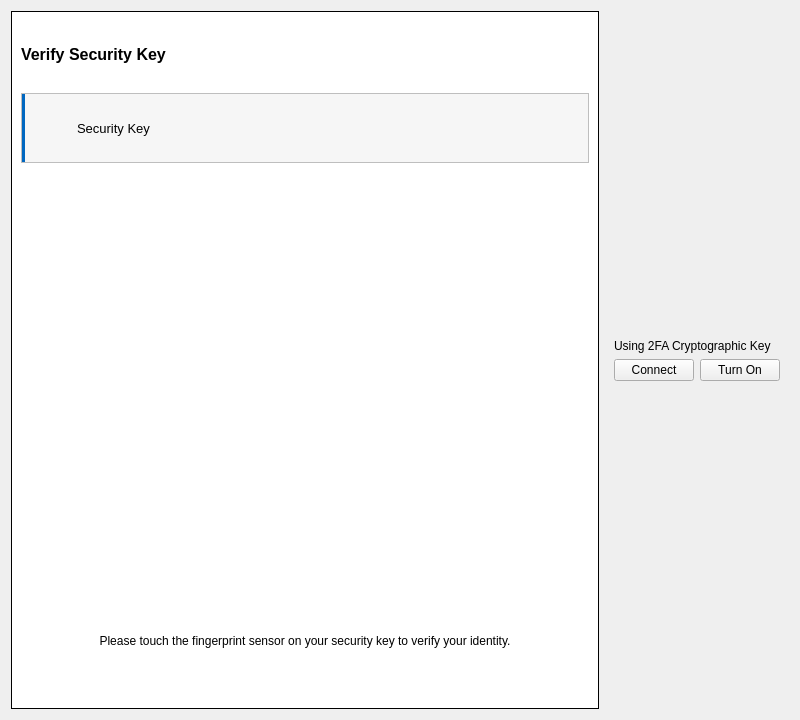
First picture: the form in src/views/authenticate_views/twofa_key_view.ui, repository devforgely/MFA-Simulator, before the edit.
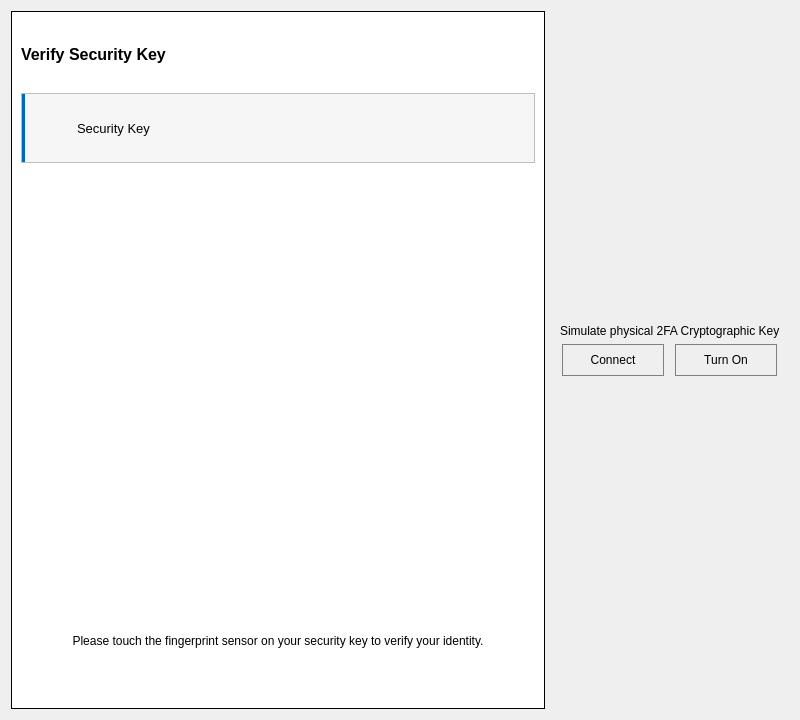
Second picture: the form after the edit. Icons and pictures are not drawn. Custom widgets are drawn as their Qt base class.

```diff
--- a/src/views/authenticate_views/twofa_key_view.ui
+++ b/src/views/authenticate_views/twofa_key_view.ui
@@ -28,6 +28,12 @@
 #key_select_frame {
 	background-color: #f6f6f6;
 	border-left: 4px solid #0067c0;
+}
+
+#key_frame QPushButton {
+	border: 1px solid gray;
+	height: 30px;
+	width: 100px;
 }</string>
   </property>
   <layout class="QHBoxLayout" name="horizontalLayout">
@@ -174,14 +180,20 @@
       <item>
        <widget class="QLabel" name="label_2">
         <property name="text">
-         <string>Using 2FA Cryptographic Key</string>
+         <string>Simulate physical 2FA Cryptographic Key</string>
         </property>
        </widget>
       </item>
       <item>
        <layout class="QHBoxLayout" name="horizontalLayout_3">
-        <item>
+        <item alignment="Qt::AlignHCenter">
          <widget class="QPushButton" name="connect_btn">
+          <property name="sizePolicy">
+           <sizepolicy hsizetype="Minimum" vsizetype="Fixed">
+            <horstretch>0</horstretch>
+            <verstretch>0</verstretch>
+           </sizepolicy>
+          </property>
           <property name="cursor">
            <cursorShape>PointingHandCursor</cursorShape>
           </property>
@@ -190,7 +202,7 @@
           </property>
          </widget>
         </item>
-        <item>
+        <item alignment="Qt::AlignHCenter">
          <widget class="QPushButton" name="on_btn">
           <property name="text">
            <string>Turn On</string>
@@ -199,11 +211,28 @@
         </item>
        </layout>
       </item>
+      <item>
+       <widget class="ClickableLabel" name="security_key">
+        <property name="text">
+         <string/>
+        </property>
+        <property name="pixmap">
+         <pixmap>../../resources/images/security_key.png</pixmap>
+        </property>
+       </widget>
+      </item>
      </layout>
     </widget>
    </item>
   </layout>
  </widget>
+ <customwidgets>
+  <customwidget>
+   <class>ClickableLabel</class>
+   <extends>QLabel</extends>
+   <header>widgets/clickables.h</header>
+  </customwidget>
+ </customwidgets>
  <resources/>
  <connections/>
 </ui>
```
Left out of the diff: 11 changed lines with no effect on the pictures.
